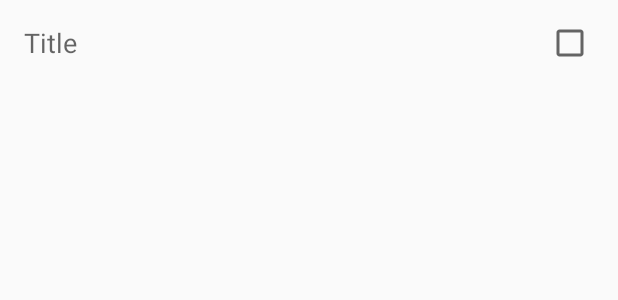
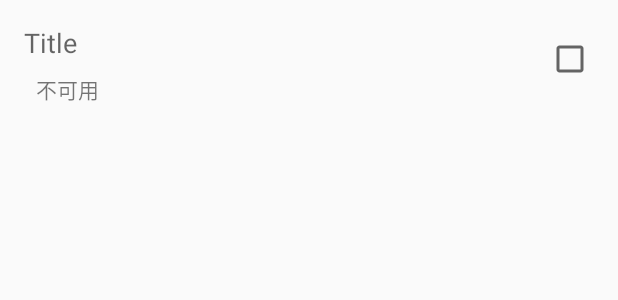
Before and after one commit to lucka-me/LineP, an Android app: the layout row_waypoint.xml on its own in the app's theme, with its tools: preview values and no code run, on a phone screen of 412 x 824 dp. Shown: the top 300 px of the screen. Run offline under Robolectric (Android 15) with nearby library versions, the phone set to English and light mode, and no system bars.

Commit message:
Update
- Add distance TextView to waypoint row
- Avoid multi alert when reach a waypoint
- Expand the reaching range to 30 meter for testing

```diff
--- a/Android/app/src/main/res/layout/row_waypoint.xml
+++ b/Android/app/src/main/res/layout/row_waypoint.xml
@@ -9,12 +9,10 @@
         android:id="@+id/waypointTitle"
         android:layout_width="wrap_content"
         android:layout_height="wrap_content"
-        android:layout_marginBottom="16dp"
         android:layout_marginStart="16dp"
         android:layout_marginTop="16dp"
         android:text="Title"
         android:textAppearance="@android:style/TextAppearance.Material.Medium"
-        app:layout_constraintBottom_toBottomOf="parent"
         app:layout_constraintStart_toStartOf="parent"
         app:layout_constraintTop_toTopOf="parent" />
 
@@ -23,12 +21,26 @@
         style="@android:style/Widget.Material.CompoundButton.CheckBox"
         android:layout_width="wrap_content"
         android:layout_height="wrap_content"
+        android:layout_marginBottom="8dp"
         android:layout_marginEnd="16dp"
+        android:layout_marginTop="8dp"
+
         android:checked="false"
         android:clickable="false"
+        app:layout_constraintBottom_toBottomOf="parent"
+        app:layout_constraintEnd_toEndOf="parent"
+        app:layout_constraintTop_toTopOf="parent" />
 
-        app:layout_constraintBottom_toBottomOf="@+id/waypointTitle"
-        app:layout_constraintEnd_toEndOf="parent"
-        app:layout_constraintTop_toTopOf="@+id/waypointTitle" />
+    <TextView
+        android:id="@+id/distanceText"
+        android:layout_width="wrap_content"
+        android:layout_height="wrap_content"
+        android:layout_marginBottom="8dp"
+        android:layout_marginStart="8dp"
+        android:layout_marginTop="8dp"
+        android:text="@string/unavailable"
+        app:layout_constraintBottom_toBottomOf="parent"
+        app:layout_constraintStart_toStartOf="@+id/waypointTitle"
+        app:layout_constraintTop_toBottomOf="@+id/waypointTitle" />
 
 </android.support.constraint.ConstraintLayout>
```
Also changed, not shown: Android/app/src/main/java/lab/lucka/linep/MainActivity.kt (+28 -5 lines), Android/app/src/main/java/lab/lucka/linep/MainListViewAdapter.kt (+9 -1 lines), Android/app/src/main/java/lab/lucka/linep/MissionManager.kt (+9 -16 lines).
